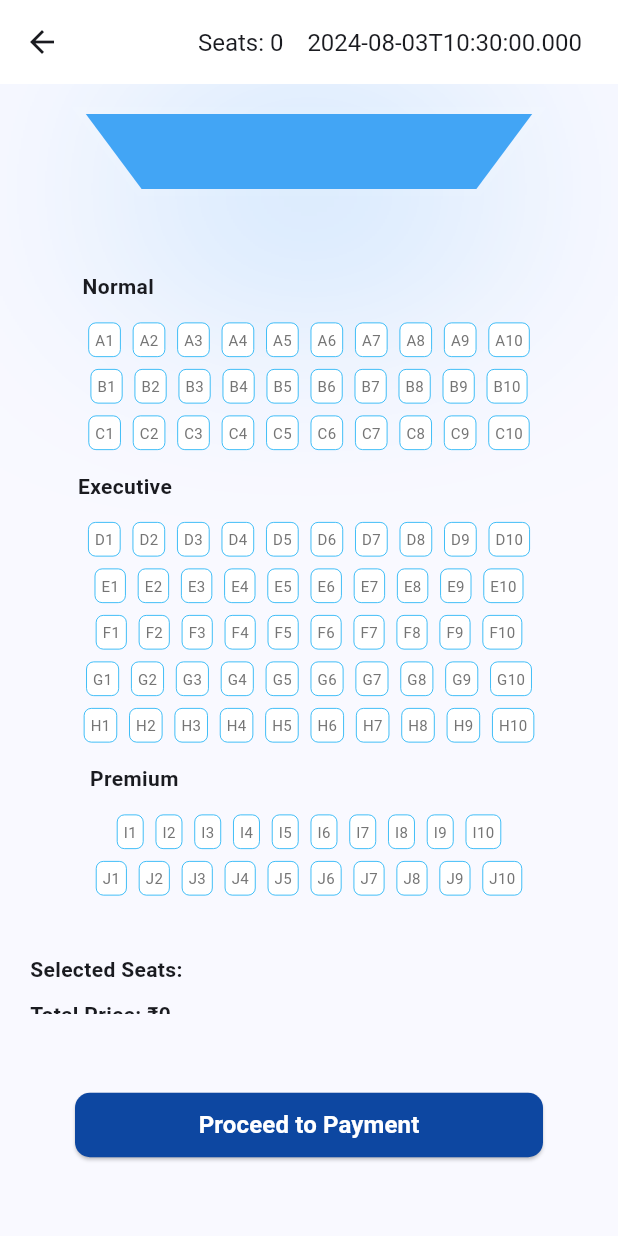
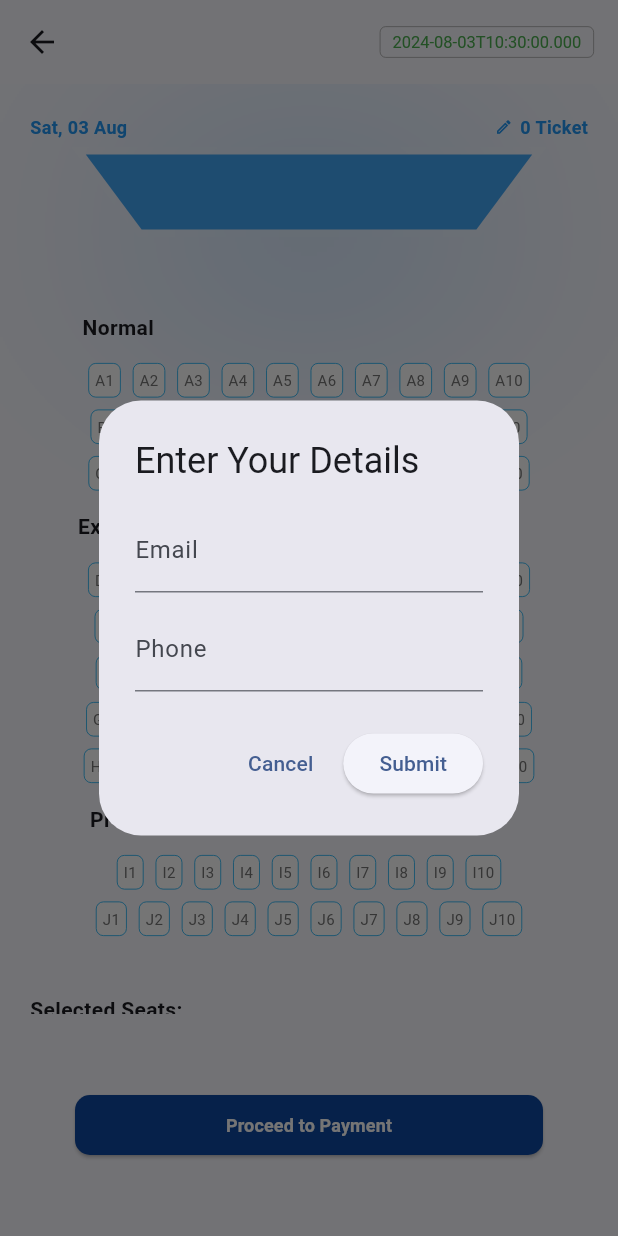
Before and after one commit to TheFudx/ticketmart_app, a Flutter app: the TheaterBookingScreen screen opened directly with empty values, after a tap on "Proceed to Payment", on a phone screen of 412 x 824 dp. Run offline on Flutter 3.47's test engine with Material 3 defaults, Android fonts, the phone set to English and light mode, and no system bars; our stand-ins replace barcode_widget, equatable, flutter_bloc, geocoding, geolocator, share; missing offline and left inert: translator; network calls fail.

Commit message:
theatre screen updated

```diff
--- a/lib/api_connection.dart
+++ b/lib/api_connection.dart
@@ -76,32 +76,18 @@
     }
   }
 
-  // Example method for fetching seat counts (you may need to implement this)
-  static Future<List<Map<String, dynamic>>> fetchSeatCount(String cinemaId) async {
+  static Future<List<Map<String, dynamic>>> fetchSeatCount(String movieId) async {
     final response = await http.get(Uri.parse(seatCount));
- if (response.statusCode == 200) {
+    if (response.statusCode == 200) {
       final data = json.decode(response.body);
-      // Check if 'seat_counts' exists and is a list
-      if (data != null && data['seat_counts'] != null) {
-        return List<Map<String, dynamic>>.from(data['seat_counts']);
+      if (data != null && data['seatCount'] != null) {
+        return List<Map<String, dynamic>>.from(data['seatCount']);
       } else {
-        return []; // Return an empty list if 'seat_counts' is null
+        return [];
       }
     } else {
-      throw Exception('Failed to load seat counts');
+      throw Exception('Failed to load screens');
     }
   }
 
-  // static Future<List<Map<String, dynamic>>> fetchScreens(String movieId, String date) async {
-  //   final response = await http.get(Uri.parse('https://api.example.com/screens?movieId=$movieId&date=$date'));
-
-  //   if (response.statusCode == 200) {
-  //     final List<dynamic> data = json.decode(response.body);
-  //     return data.cast<Map<String, dynamic>>();
-  //   } else {
-  //     throw Exception('Failed to load screens');
-  //   }
-  // }
-
-  // Add other API functions here as needed
 }
--- /dev/null
+++ b/lib/email_phone_input.dart
@@ -0,0 +1,63 @@
+import 'package:flutter/foundation.dart';
+import 'package:flutter/material.dart';
+
+class EmailPhoneInput extends StatefulWidget {
+  final Function(String, String) onSubmit;
+
+  const EmailPhoneInput({super.key, required this.onSubmit});
+
+  @override
+  EmailPhoneInputState createState() => EmailPhoneInputState();
+}
+
+class EmailPhoneInputState extends State<EmailPhoneInput> {
+  final _emailController = TextEditingController();
+  final _phoneController = TextEditingController();
+
+  @override
+  Widget build(BuildContext context) {
+    return AlertDialog(
+      title: const Text('Enter Your Details'),
+      content: Column(
+        mainAxisSize: MainAxisSize.min,
+        children: [
+          TextField(
+            controller: _emailController,
+            keyboardType: TextInputType.emailAddress,
+            decoration: const InputDecoration(
+              labelText: 'Email',
+            ),
+          ),
+          const SizedBox(height: 10),
+          TextField(
+            controller: _phoneController,
+            keyboardType: TextInputType.phone,
+            decoration: const InputDecoration(
+              labelText: 'Phone',
+            ),
+          ),
+        ],
+      ),
+      actions: [
+        TextButton(
+          onPressed: () {
+            Navigator.of(context).pop();
+          },
+          child: const Text('Cancel'),
+        ),
+        ElevatedButton(
+          onPressed: () {
+            final email = _emailController.text.trim();
+            final phone = _phoneController.text.trim();
+            if (kDebugMode) {
+              print('Email: $email, Phone: $phone');
+            } // Debugging line
+            widget.onSubmit(email, phone);
+            Navigator.of(context).pop();
+          },
+          child: const Text('Submit'),
+        ),
+      ],
+    );
+  }
+}
--- a/lib/home_screen.dart
+++ b/lib/home_screen.dart
@@ -447,8 +447,10 @@
         child: Column(
           children: [
             Container(
-              width: 150,
-              height: 240,
+              width: MediaQuery.of(context).size.width *
+                  0.3, // 30% of the screen width
+              height: MediaQuery.of(context).size.height *
+                  0.27, // 40% of the screen height
               decoration: BoxDecoration(
                 image: DecorationImage(
                   image: NetworkImage(movies[index]['image_path']),
@@ -459,9 +461,10 @@
             ),
             const SizedBox(height: 8),
             Text(
-              movies[index]['title'],
+              movies[index]['title'].length > 12
+                  ? '${movies[index]['title'].substring(0, 12)}...'
+                  : movies[index]['title'],
               style: const TextStyle(fontSize: 12, fontWeight: FontWeight.bold),
-              overflow: TextOverflow.ellipsis,
             ),
             const SizedBox(height: 2),
             Text(
--- a/lib/theatre_booking_screen.dart
+++ b/lib/theatre_booking_screen.dart
@@ -2,8 +2,8 @@
 import 'package:flutter/material.dart';
 import 'package:ticketmart/ticket_screen.dart';
 import 'package:ticketmart/api_connection.dart';
-import 'package:razorpay_flutter/razorpay_flutter.dart';
-
+import 'email_phone_input.dart';
+import 'package:intl/intl.dart';
 
 class TheaterBookingScreen extends StatefulWidget {
   final String theatreId;
@@ -31,80 +31,25 @@
   List<int> selectedSeats = [];
   int totalSeatPrice = 0;
   Map<int, Map<String, dynamic>> seatData = {};
-    late Razorpay _razorpay;
+
+  final Map<int, int> rowPrices = {
+    0: 50,
+    1: 50,
+    2: 150,
+    3: 150,
+    4: 150,
+    5: 150,
+    6: 100,
+    7: 100,
+    8: 100,
+    9: 100,
+  };
 
   @override
   void initState() {
     super.initState();
-    _razorpay = Razorpay();
     _fetchSeatData();
-
-    _razorpay.on(Razorpay.EVENT_PAYMENT_SUCCESS, _handlePaymentSuccess);
-    _razorpay.on(Razorpay.EVENT_PAYMENT_ERROR, _handlePaymentError);
   }
-
-
- @override
-  void dispose() {
-    _razorpay.clear();
-    super.dispose();
-  }
-
-  void _handlePaymentSuccess(PaymentSuccessResponse response) {
-    Navigator.push(
-      context,
-      MaterialPageRoute(
-        builder: (context) => TicketScreen(
-          theaterName: widget.theaterName,
-          movieTitle: widget.movieTitle,
-          seats: selectedSeats,
-          totalSeatPrice: _calculateTotalSeatPrice(),
-        ),
-      ),
-    );
-  }
-
-  void _handlePaymentError(PaymentFailureResponse response) {
-    ScaffoldMessenger.of(context).showSnackBar(
-      SnackBar(content: Text('Payment failed: ${response.message}')),
-    );
-  }
-
-
-  void _proceedToPayment() {
-  var options = {
-    'key': 'YOUR_RAZORPAY_KEY', // Replace with your Razorpay key
-    'amount': totalSeatPrice * 100, // Amount in paise (₹1 = 100 paise)
-    'name': 'Theater Booking',
-    'description': 'Booking for ${widget.movieTitle}',
-    'prefill': {
-      'contact': '1234567890',
-      'email': 'example@domain.com',
-    },
-  };
-
-  try {
-    _razorpay.open(options);
-  } catch (e) {
-    if (kDebugMode) {
-      print('Error opening Razorpay: $e');
-    }
-  }
-}
-
-
-  final Map<int, int> rowPrices = {
-    0: 230,
-    1: 230,
-    2: 230,
-    3: 250,
-    4: 250,
-    5: 250,
-    6: 250,
-    7: 250,
-    8: 300,
-    9: 300,
-  };
 
   Future<void> _fetchSeatData() async {
     try {
@@ -113,8 +58,8 @@
         seatData = {
           for (var screen in screens)
             screen['screen_id']: {
-              'seat_count': screen['seat_count'],
-              'seat_type': _determineSeatType(screen['seat_number'])
+              'seat_count': screen['total_seats'],
+              'seat_type': _determineSeatType(screen['screen_id']) // Adjust this as needed
             }
         };
       });
@@ -124,7 +69,6 @@
       }
     }
   }
-
   String _determineSeatType(int seatNumber) {
     int rowIndex = seatNumber ~/ 10;
     String seatLabel = String.fromCharCode(65 + rowIndex);
@@ -141,6 +85,37 @@
     });
   }
 
+  void _navigateToTicketScreen(String email, String phone) {
+    if (kDebugMode) {
+      print('Navigating to TicketScreen with Email: $email, Phone: $phone');
+    } // Debugging line
+    Navigator.push(
+      context,
+      MaterialPageRoute(
+        builder: (context) => TicketScreen(
+          theaterName: widget.theaterName,
+          movieTitle: widget.movieTitle,
+          seats: selectedSeats,
+          totalSeatPrice: _calculateTotalSeatPrice(),
+          email: email,
+          phone: phone,
+        ),
+      ),
+    );
+  }
+
+  void _showEmailPhoneDialog() {
+    showDialog(
+      context: context,
+      builder: (context) {
+        return EmailPhoneInput(
+          onSubmit: (email, phone) {
+            _navigateToTicketScreen(email, phone);
+          },
+        );
+      },
+    );
+  }
 
   Widget _buildSeatLayout() {
     return SingleChildScrollView(
@@ -245,7 +220,9 @@
   }
 
   int _seatLabelToNumber(String seatLabel) {
-    return seatLabel.codeUnitAt(0) - 65 + (int.parse(seatLabel.substring(1)) - 1) * 10;
+    return seatLabel.codeUnitAt(0) -
+        65 +
+        (int.parse(seatLabel.substring(1)) - 1) * 10;
   }
 
   Widget _buildSeat(int seatNumber, String seatLabel, String seatType) {
@@ -271,9 +248,13 @@
         margin: const EdgeInsets.all(4.0),
         padding: const EdgeInsets.all(4.0),
         decoration: BoxDecoration(
-          color: selectedSeats.contains(seatNumber) ? Colors.lightBlue : Colors.white,
+          color: selectedSeats.contains(seatNumber)
+              ? Colors.lightBlue
+              : Colors.white,
           border: Border.all(
-            color: selectedSeats.contains(seatNumber) ? Colors.white : Colors.lightBlue,
+            color: selectedSeats.contains(seatNumber)
+                ? Colors.white
+                : Colors.lightBlue,
             width: 0.5,
           ),
           borderRadius: BorderRadius.circular(5.0),
@@ -281,7 +262,9 @@
         child: Text(
           seatLabel,
           style: TextStyle(
-            color: selectedSeats.contains(seatNumber) ? Colors.white : Colors.grey.shade600,
+            color: selectedSeats.contains(seatNumber)
+                ? Colors.white
+                : Colors.grey.shade600,
             fontSize: 10.0,
           ),
         ),
@@ -306,16 +289,20 @@
         Row(
           mainAxisAlignment: MainAxisAlignment.spaceEvenly,
           children: [
-            _buildSeatStatusIndicator('Available', Colors.transparent, Colors.blue.shade200),
-            _buildSeatStatusIndicator('Selected', Colors.lightBlue, Colors.transparent),
-            _buildSeatStatusIndicator('Sold', Colors.grey.shade300, Colors.transparent),
+            _buildSeatStatusIndicator(
+                'Available', Colors.transparent, Colors.blue.shade200),
+            _buildSeatStatusIndicator(
+                'Selected', Colors.lightBlue, Colors.transparent),
+            _buildSeatStatusIndicator(
+                'Sold', Colors.grey.shade300, Colors.transparent),
           ],
         ),
       ],
     );
   }
 
-  Widget _buildSeatStatusIndicator(String status, Color backgroundColor, Color borderColor) {
+  Widget _buildSeatStatusIndicator(
+      String status, Color backgroundColor, Color borderColor) {
     return Row(
       children: [
         Container(
@@ -333,6 +320,14 @@
     );
   }
 
+  String _formatDate(String? date) {
+    if (date == null) return 'Date';
+
+    final dateFormat = DateFormat('E, dd MMM');
+    final parsedDate = DateTime.parse(date);
+    return dateFormat.format(parsedDate);
+  }
+
   @override
   Widget build(BuildContext context) {
     final screenWidth = MediaQuery.of(context).size.width;
@@ -341,35 +336,67 @@
       appBar: AppBar(
         title: Row(
           children: [
-    Text(widget.theatreId),
-    const SizedBox(width: 8),
+            // Theater and Movie Details
             Expanded(
+              child: Column(
+                crossAxisAlignment: CrossAxisAlignment.start,
+                children: [
+                  Text(
+                    widget.theaterName,
+                    style: const TextStyle(
+                        fontSize: 14, fontWeight: FontWeight.bold),
+                    overflow: TextOverflow.ellipsis,
+                  ),
+                  const SizedBox(height: 2),
+                  Text(
+                    widget.movieTitle,
+                    style: const TextStyle(fontSize: 14),
+                    overflow: TextOverflow.ellipsis,
+                  ),
+                ],
+              ),
+            ),
+            // Spacer for positioning
+            const Spacer(),
+            // Theater ID
+            Expanded(
+              flex: 1,
               child: Text(
-        widget.theaterName,
-        style: const TextStyle(fontSize: 16),
+                widget.theatreId,
+                style:
+                    const TextStyle(fontSize: 14, fontWeight: FontWeight.w500),
                 overflow: TextOverflow.ellipsis,
               ),
             ),
-    const SizedBox(width: 8),
-    Text('Seats: ${widget.ticketCount}', style: const TextStyle(fontSize: 16)),
-    const SizedBox(width: 8),
-    Text(widget.movieTitle, style: const TextStyle(fontSize: 16), overflow: TextOverflow.ellipsis),
-    const SizedBox(width: 8),
-     Text(
-      widget.showtime['time'] ?? 'Showtime',
-
-      style: const TextStyle(fontSize: 16),
+            Expanded(
+              child: Text(
+                widget.movieId,
+                style:
+                    const TextStyle(fontSize: 16, fontWeight: FontWeight.bold),
                 overflow: TextOverflow.ellipsis,
               ),
-        const SizedBox(width: 8),
-    Text(widget.movieId, style: const TextStyle(fontSize: 16)),
+            ),
 
+            const Spacer(),
+            Container(
+              decoration: BoxDecoration(
+                border:
+                    Border.all(color: Colors.grey, width: 0.5), // Blue border
+                borderRadius:
+                    BorderRadius.circular(4.0), // Circular border radius
+              ),
+              padding: const EdgeInsets.symmetric(
+                  horizontal: 8.0,
+                  vertical: 3.0), // Padding inside the container
+              child: Text(
+                widget.showtime['showtime_start_time'] ?? 'Start Time',
+                style: const TextStyle(fontSize: 11, color: Colors.green),
+                overflow: TextOverflow.ellipsis,
+              ),
+            ),
+            // Movie ID
           ],
-)
-
-,
-        centerTitle: true,
-        backgroundColor: Colors.white,
+        ),
       ),
       body: Column(
         children: [
@@ -380,6 +407,53 @@
                 child: Column(
                   crossAxisAlignment: CrossAxisAlignment.stretch,
                   children: [
+                    GestureDetector(
+                      onTap: () {
+                        Navigator.pop(context); // Navigate to the previous page
+                      },
+                      child: Align(
+                        alignment: Alignment.centerRight,
+                        child: Row(
+                          mainAxisSize: MainAxisSize.min,
+                          children: [
+                            Text(
+                              _formatDate(widget.showtime['showtime_date']),
+                              style: const TextStyle(
+                                  fontSize: 12,
+                                  color: Colors.blue,
+                                  fontWeight: FontWeight.bold),
+                              overflow: TextOverflow.ellipsis,
+                            ),
+                            Container(
+                              padding: const EdgeInsets.symmetric(
+                                  horizontal: 8.0,
+                                  vertical:
+                                      4.0), // Padding inside the container
+                              child: const Column(
+                                crossAxisAlignment: CrossAxisAlignment.start,
+                                children: [],
+                              ),
+                            ),
+                            const Spacer(),
+                            const Icon(
+                              Icons.edit_outlined,
+                              size: 12.0,
+                              color: Colors.blue,
+                            ),
+                            const SizedBox(width: 5.0),
+                            Text(
+                              '${widget.ticketCount} Ticket',
+                              style: const TextStyle(
+                                fontSize: 12,
+                                color: Colors.blue,
+                                fontWeight: FontWeight.bold,
+                              ),
+                            ),
+                          ],
+                        ),
+                      ),
+                    ),
+                    const SizedBox(height: 10.0),
                     _buildSeatLayout(),
                     const SizedBox(height: 20.0),
                     _buildSelectedSeatsDisplay(),
@@ -393,20 +467,25 @@
             child: SizedBox(
               width: screenWidth * 0.9,
               child: ElevatedButton(
-      onPressed: _proceedToPayment,
+                onPressed: _showEmailPhoneDialog,
                 style: ElevatedButton.styleFrom(
                   backgroundColor: Colors.blue.shade900,
-        padding: const EdgeInsets.symmetric(horizontal: 20.0, vertical: 10.0),
-        shape: RoundedRectangleBorder(borderRadius: BorderRadius.circular(10.0)),
+                  padding: const EdgeInsets.symmetric(
+                      horizontal: 20.0, vertical: 10.0),
+                  shape: RoundedRectangleBorder(
+                      borderRadius: BorderRadius.circular(10.0)),
                 ),
                 child: const Text(
                   'Proceed to Payment',
-        style: TextStyle(fontSize: 16.0, fontWeight: FontWeight.bold, color: Colors.white),
+                  style: TextStyle(
+                    fontSize: 12.0,
+                    fontWeight: FontWeight.bold,
+                    color: Colors.white,
                   ),
                 ),
               ),
-)
-
+            ),
+          ),
         ],
       ),
     );
--- a/lib/theatres_list_screen.dart
+++ b/lib/theatres_list_screen.dart
@@ -3,6 +3,7 @@
 import 'package:intl/intl.dart';
 import 'package:ticketmart/theatre_booking_screen.dart'; // For date formatting
 import 'package:ticketmart/bloc/movie_details_bloc.dart'; // Import the BLoC file
+import 'package:flutter/foundation.dart';
 
 class TheatersListScreen extends StatefulWidget {
   final String movieId;
@@ -435,6 +436,29 @@
                 const SizedBox(height: 20.0),
                 ElevatedButton(
   onPressed: () {
+    // Print statements for debugging
+    if (kDebugMode) {
+      print('Navigating to TheaterBookingScreen with the following details:');
+    }
+    if (kDebugMode) {
+      print('Showtime: $showtime');
+    }
+    if (kDebugMode) {
+      print('Theatre ID: $cinemaId');
+    }
+    if (kDebugMode) {
+      print('Theater Name: $theaterName');
+    }
+    if (kDebugMode) {
+      print('Movie ID: ${widget.movieId}');
+    }
+    if (kDebugMode) {
+      print('Movie Title: ${widget.movieTitle}');
+    }
+    if (kDebugMode) {
+      print('Ticket Count: $selectedSeats');
+    }
+
     Navigator.push(
       context,
       MaterialPageRoute(
@@ -462,6 +486,7 @@
   ),
   child: const Text('Proceed', style: TextStyle(fontSize: 14)),
 ),
+
               ],
             ),
           );
--- a/lib/ticket_screen.dart
+++ b/lib/ticket_screen.dart
@@ -6,6 +6,8 @@
   final String movieTitle;
   final List<int> seats;
   final int totalSeatPrice;
+   final String email;
+  final String phone;
 
   const TicketScreen({
     super.key,
@@ -13,6 +15,8 @@
     required this.movieTitle,
     required this.seats,
     required this.totalSeatPrice,
+    required this.email,
+    required this.phone,
   });
 
   @override
@@ -206,4 +210,6 @@
       ),
     );
   }
+
+
 }
```
Lines whose indentation alone changed are shown as unchanged.
